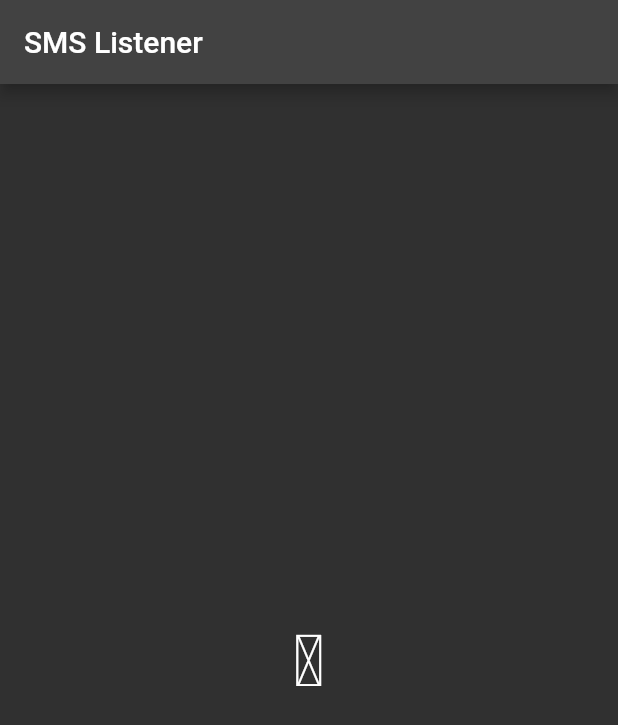
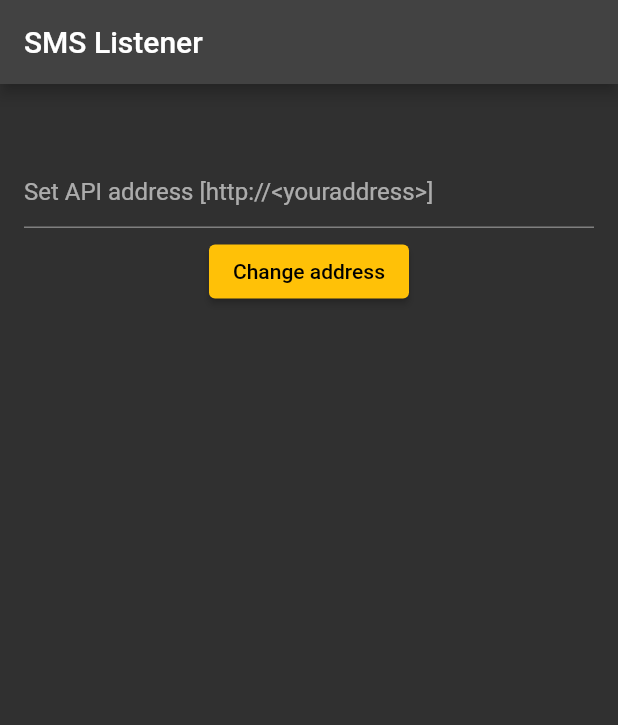
Before and after one commit to marcopeocchi/otp-panel-android-client, a Flutter app: the screen it shows after launch, on a phone screen of 412 x 824 dp. Shown: the top 725 px of the screen. Run offline on Flutter 3.47's test engine with Material 2 defaults, Android fonts, the phone set to English and light mode, and no system bars; our stand-ins replace dio, flutter_mobx, mobx, retrofit, shared_preferences; missing offline and left inert: dio_logging_interceptor, flutter_background, telephony; generated files the repository leaves out were written again.

Commit message:
MobX state management, choose your api address

```diff
--- a/lib/data/rest_client.dart
+++ b/lib/data/rest_client.dart
@@ -4,7 +4,7 @@ import 'package:sms_listener/models/sms_model.dart';
 
 part 'rest_client.g.dart';
 
-@RestApi(baseUrl: 'https://test.shinanoproject.it/api')
+@RestApi()
 abstract class RestClient {
   factory RestClient(Dio dio, {String baseUrl}) = _RestClient;
 
--- a/lib/main.dart
+++ b/lib/main.dart
@@ -1,45 +1,19 @@
-import 'package:dio/dio.dart';
-import 'package:dio_logging_interceptor/dio_logging_interceptor.dart';
 import 'package:flutter/material.dart';
 import 'package:flutter_background/flutter_background.dart';
-import 'package:sms_listener/data/rest_client.dart';
-import 'package:sms_listener/models/sms_model.dart';
-import 'package:telephony/telephony.dart';
+import 'package:provider/provider.dart';
+import 'package:sms_listener/pages/home.dart';
+import 'package:sms_listener/repository/config_repository.dart';
+import 'package:sms_listener/state/config_store.dart';
 
-final telephony = Telephony.instance;
 const androidConfig = FlutterBackgroundAndroidConfig(
-  notificationTitle: "Mephisto Waltz",
+  notificationTitle: "Fantasie Impromptu",
   notificationText: "Running background SMS listener",
   notificationImportance: AndroidNotificationImportance.Default,
 );
 
-void publishMessage(SmsMessage message) {
-  final RestClient client = RestClient(
-    Dio()
-      ..interceptors.addAll(
-        [DioLoggingInterceptor(level: Level.body)],
-      ),
-  );
-  client.publishMessage(SMSModel(
-    message: message.body ?? '',
-    sender: message.address ?? '',
-    recipient: 'Me',
-  ));
-}
-
-backgroundMessageHandler(SmsMessage message) async {
-  publishMessage(message);
-}
-
 void main() async {
   WidgetsFlutterBinding.ensureInitialized();
   await telephony.requestPhoneAndSmsPermissions;
-  telephony.listenIncomingSms(
-    onNewMessage: (SmsMessage message) {
-      publishMessage(message);
-    },
-    onBackgroundMessage: backgroundMessageHandler,
-  );
   await FlutterBackground.initialize(androidConfig: androidConfig);
   runApp(const MyApp());
 }
@@ -77,20 +51,12 @@ class _MyHomePageState extends State<MyHomePage> {
       title: 'SMS Listener',
       theme: ThemeData(
         brightness: Brightness.dark,
-        primarySwatch: Colors.indigo,
+        primarySwatch: Colors.amber,
       ),
       debugShowCheckedModeBanner: false,
-      home: Scaffold(
-        appBar: AppBar(title: const Text('SMS Listener')),
-        body: Center(
-          child: Column(
-            crossAxisAlignment: CrossAxisAlignment.center,
-            mainAxisAlignment: MainAxisAlignment.center,
-            children: const [
-              Text('🪄', style: TextStyle(fontSize: 48)),
-            ],
-          ),
-        ),
+      home: Provider(
+        create: ((context) => ConfigStore(ConfigRepository())),
+        child: const Home(),
       ),
     );
   }
--- /dev/null
+++ b/lib/models/config_model.dart
@@ -0,0 +1,20 @@
+import 'package:json_annotation/json_annotation.dart';
+
+part 'config_model.g.dart';
+
+@JsonSerializable()
+class ConfigModel {
+  String url;
+
+  ConfigModel({required this.url});
+
+  factory ConfigModel.fromJSON(Map<String, dynamic> json) =>
+      _$ConfigModelFromJson(json);
+
+  Map<String, dynamic> toJson() => _$ConfigModelToJson(this);
+
+  bool get isEmpty => this == ConfigModel.emptyConfig();
+  bool get isNotEmpty => this != ConfigModel.emptyConfig();
+
+  factory ConfigModel.emptyConfig() => ConfigModel(url: "");
+}
--- /dev/null
+++ b/lib/pages/home.dart
@@ -0,0 +1,113 @@
+import 'package:flutter/material.dart';
+import 'package:flutter_mobx/flutter_mobx.dart';
+import 'package:mobx/mobx.dart';
+import 'package:provider/provider.dart';
+import 'package:shared_preferences/shared_preferences.dart';
+import 'package:sms_listener/models/config_model.dart';
+import 'package:sms_listener/services/sms_service.dart';
+import 'package:sms_listener/state/config_store.dart';
+import 'package:telephony/telephony.dart';
+
+final telephony = Telephony.instance;
+
+//TODO: needs a rework
+backgroundMessageHandler(SmsMessage message) async {
+  final prefs = await SharedPreferences.getInstance();
+  SMSService().url = prefs.getString('api_url_plain') ?? '';
+  SMSService().publishMessage(message);
+}
+
+class Home extends StatefulWidget {
+  const Home({Key? key}) : super(key: key);
+
+  @override
+  State<Home> createState() => _HomeState();
+}
+
+class _HomeState extends State<Home> {
+  late ConfigStore _store;
+  late List<ReactionDisposer> _disposers;
+
+  final _controller = TextEditingController();
+
+  @override
+  void initState() {
+    super.initState();
+  }
+
+  @override
+  void didChangeDependencies() {
+    super.didChangeDependencies();
+    _store = Provider.of<ConfigStore>(context);
+    _store.getConfig();
+
+    _disposers = [
+      reaction(
+        (_) => _store.config,
+        (ConfigModel cfg) {
+          _controller.text = _store.config.url;
+          ScaffoldMessenger.of(context).showSnackBar(
+            SnackBar(
+              content: Text(
+                'API address is ${cfg.url}\nA restart might be necessary!',
+              ),
+            ),
+          );
+        },
+      ),
+      reaction(
+        (_) => _store.config,
+        (ConfigModel cfg) {
+          telephony.listenIncomingSms(
+            onNewMessage: (SmsMessage message) {
+              SMSService().url = cfg.url;
+              SMSService().publishMessage(message);
+            },
+            onBackgroundMessage: backgroundMessageHandler,
+          );
+        },
+      )
+    ];
+  }
+
+  @override
+  Widget build(BuildContext context) {
+    return Scaffold(
+      appBar: AppBar(title: const Text('SMS Listener')),
+      body: Padding(
+        padding: const EdgeInsets.all(16.0),
+        child: Column(
+          children: [
+            const SizedBox(height: 32),
+            Observer(
+              builder: ((context) {
+                return TextField(
+                  controller: _controller,
+                  decoration: const InputDecoration(
+                    hintText: 'Set API address [http://<youraddress>]',
+                  ),
+                );
+              }),
+            ),
+            const SizedBox(height: 5),
+            ElevatedButton(
+              onPressed: () {
+                if (_controller.text.isNotEmpty) {
+                  _store.setConfig(_controller.text);
+                }
+              },
+              child: const Text('Change address'),
+            ),
+          ],
+        ),
+      ),
+    );
+  }
+
+  @override
+  void dispose() {
+    _disposers.map((disposer) => disposer());
+    _controller.dispose();
+    super.dispose();
+  }
+}
--- /dev/null
+++ b/lib/repository/config_repository.dart
@@ -0,0 +1,24 @@
+import 'dart:convert';
+
+import 'package:shared_preferences/shared_preferences.dart';
+import 'package:sms_listener/models/config_model.dart';
+
+class ConfigRepository {
+  Future<ConfigModel> getSettings() async {
+    final prefs = await SharedPreferences.getInstance();
+    final apiUrl = prefs.getString("api_url");
+
+    if (apiUrl != null && apiUrl.isNotEmpty) {
+      return ConfigModel.fromJSON(jsonDecode(apiUrl));
+    }
+
+    return ConfigModel(url: "");
+  }
+
+  Future<ConfigModel> saveSettings(ConfigModel config) async {
+    final prefs = await SharedPreferences.getInstance();
+    await prefs.setString("api_url", jsonEncode(config.toJson()));
+    await prefs.setString("api_url_plain", config.url);
+    return config;
+  }
+}
--- /dev/null
+++ b/lib/services/sms_service.dart
@@ -0,0 +1,34 @@
+import 'package:dio/dio.dart';
+import 'package:dio_logging_interceptor/dio_logging_interceptor.dart';
+import 'package:sms_listener/data/rest_client.dart';
+import 'package:sms_listener/models/sms_model.dart';
+import 'package:telephony/telephony.dart';
+
+class SMSService {
+  static final SMSService _instance = SMSService._private();
+
+  SMSService._private();
+
+  factory SMSService() {
+    return _instance;
+  }
+
+  String _url = "";
+
+  set url(String url) => _url = url;
+
+  void publishMessage(SmsMessage message) {
+    final RestClient client = RestClient(
+      Dio()
+        ..interceptors.addAll(
+          [DioLoggingInterceptor(level: Level.body)],
+        )
+        ..options.baseUrl = _url,
+    );
+    client.publishMessage(SMSModel(
+      message: message.body ?? '',
+      sender: message.address ?? '',
+      recipient: 'Me',
+    ));
+  }
+}
--- /dev/null
+++ b/lib/state/config_store.dart
@@ -0,0 +1,48 @@
+import 'package:mobx/mobx.dart';
+import 'package:sms_listener/models/config_model.dart';
+import 'package:sms_listener/repository/config_repository.dart';
+
+part 'config_store.g.dart';
+
+enum StoreState { initial, loading, loaded }
+
+class ConfigStore extends _ConfigStoreBase with _$ConfigStore {
+  ConfigStore(ConfigRepository configRepository) : super(configRepository);
+}
+
+abstract class _ConfigStoreBase with Store {
+  final ConfigRepository _repository;
+
+  _ConfigStoreBase(this._repository);
+
+  @observable
+  ConfigModel config = ConfigModel.emptyConfig();
+
+  @observable
+  ObservableFuture<ConfigModel>? _configFuture;
+
+  @computed
+  StoreState get state {
+    if (_configFuture == null) {
+      return StoreState.initial;
+    }
+    return _configFuture!.status == FutureStatus.pending
+        ? StoreState.loading
+        : StoreState.loaded;
+  }
+
+  @action
+  Future getConfig() async {
+    _configFuture = ObservableFuture(_repository.getSettings());
+
+    config = await _configFuture!;
+  }
+
+  @action
+  Future setConfig(String url) async {
+    final newSettings = ConfigModel(url: url);
+    _configFuture = ObservableFuture(_repository.saveSettings(newSettings));
+
+    config = await _configFuture!;
+  }
+}
--- a/pubspec.yaml
+++ b/pubspec.yaml
@@ -42,6 +42,10 @@ dependencies:
   json_annotation: ^4.5.0
   telephony: ^0.2.0
   flutter_background: ^1.1.0
+  flutter_mobx: ^2.0.6+4
+  mobx: ^2.1.0
+  shared_preferences: ^2.0.15
+  provider: ^6.0.3
 
 dev_dependencies:
   flutter_test:
@@ -55,6 +59,7 @@ dev_dependencies:
   flutter_lints: ^2.0.0
   build_runner: ^2.2.1
   retrofit_generator: ^4.0.1
+  mobx_codegen: ^2.0.7+3
 
 # For information on the generic Dart part of this file, see the
 # following page: https://dart.dev/tools/pub/pubspec
```
Also changed, not shown: lib/data/rest_client.g.dart, lib/models/config_model.g.dart (added), lib/state/config_store.g.dart (added), pubspec.lock.
